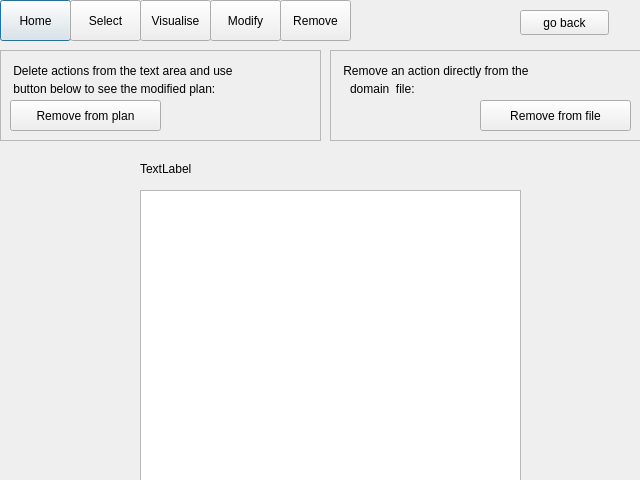
This is removeaction.ui in ariannabettin/FYPArianna as Qt 5 draws it before an edit. The edited form follows.
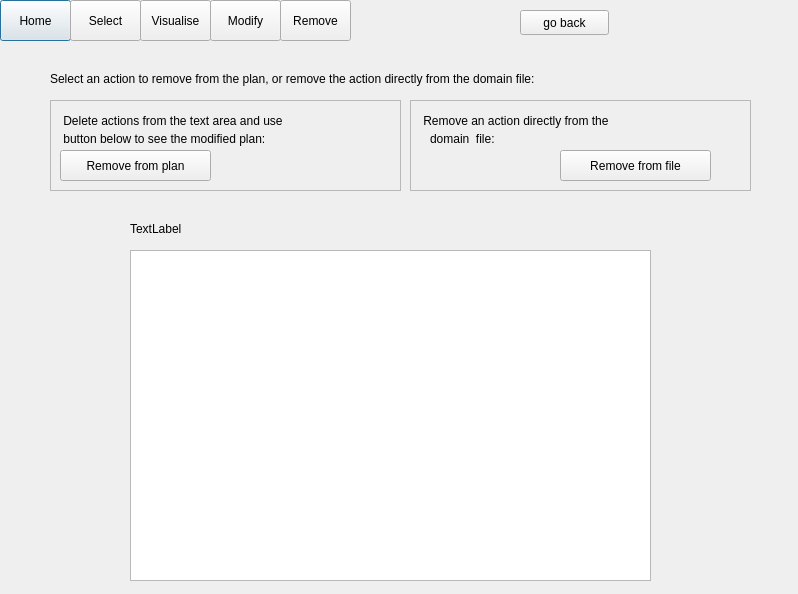
This is the edited form.

What changed in the file:
```diff
--- a/removeaction.ui
+++ b/removeaction.ui
@@ -6,8 +6,8 @@
    <rect>
     <x>0</x>
     <y>0</y>
-    <width>640</width>
-    <height>480</height>
+    <width>798</width>
+    <height>594</height>
    </rect>
   </property>
   <property name="windowTitle">
@@ -84,9 +84,9 @@
   <widget class="QLabel" name="title_label">
    <property name="geometry">
     <rect>
-     <x>140</x>
-     <y>160</y>
-     <width>371</width>
+     <x>130</x>
+     <y>220</y>
+     <width>521</width>
      <height>17</height>
     </rect>
    </property>
@@ -110,9 +110,9 @@
   <widget class="QFrame" name="frame">
    <property name="geometry">
     <rect>
-     <x>0</x>
-     <y>50</y>
-     <width>321</width>
+     <x>50</x>
+     <y>100</y>
+     <width>351</width>
      <height>91</height>
     </rect>
    </property>
@@ -174,9 +174,9 @@
   <widget class="QFrame" name="frame_2">
    <property name="geometry">
     <rect>
-     <x>330</x>
-     <y>50</y>
-     <width>311</width>
+     <x>410</x>
+     <y>100</y>
+     <width>341</width>
      <height>91</height>
     </rect>
    </property>
@@ -235,10 +235,10 @@
   <widget class="QListWidget" name="planArea">
    <property name="geometry">
     <rect>
-     <x>140</x>
-     <y>190</y>
-     <width>381</width>
-     <height>291</height>
+     <x>130</x>
+     <y>250</y>
+     <width>521</width>
+     <height>331</height>
     </rect>
    </property>
   </widget>
@@ -258,6 +258,19 @@
     <string>go back</string>
    </property>
   </widget>
+  <widget class="QLabel" name="label_6">
+   <property name="geometry">
+    <rect>
+     <x>50</x>
+     <y>70</y>
+     <width>701</width>
+     <height>17</height>
+    </rect>
+   </property>
+   <property name="text">
+    <string>Select an action to remove from the plan, or remove the action directly from the domain file:</string>
+   </property>
+  </widget>
  </widget>
  <resources/>
  <connections/>
```
